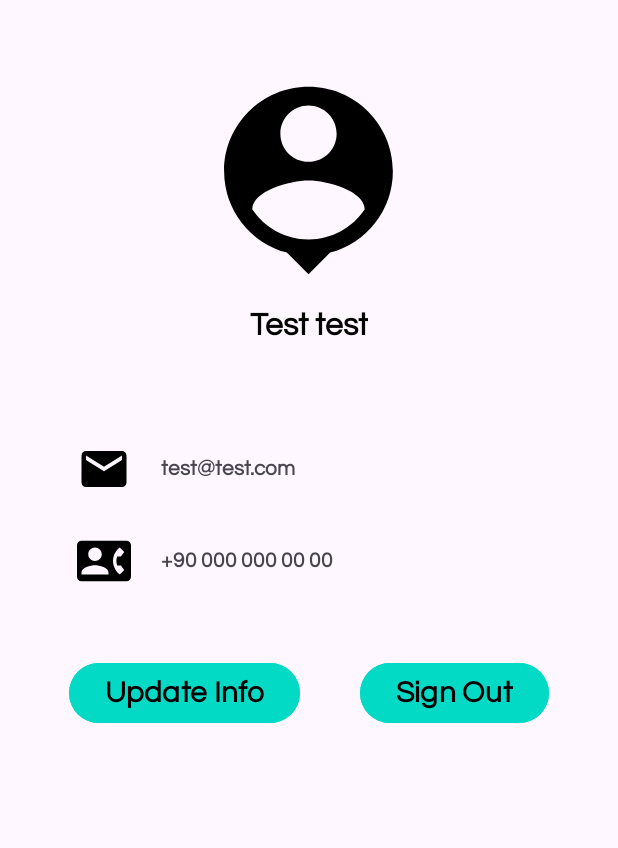
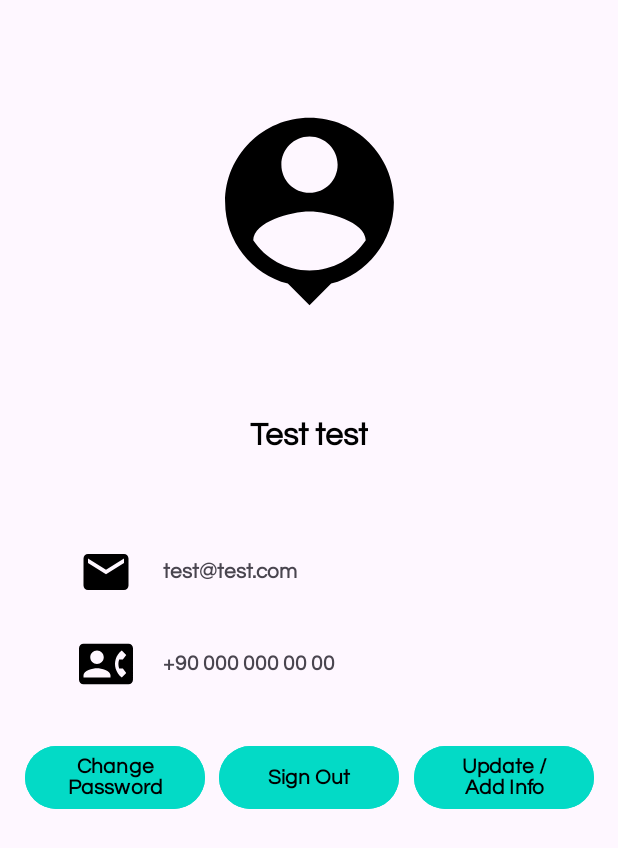
Before and after one commit to emirhanngurel/AndroidMobileAppForStructuralEngineeringDesign, an Android app: the fragment ProfileFragment shown on its own in the app's theme, on a phone screen of 412 x 824 dp. Shown: the top 848 px of the screen. Run offline under Robolectric (Android 15) with nearby library versions, the phone set to English and light mode, and no system bars; our stand-ins replace Firebase (no records; nobody signed in at launch, a user with empty details on screens opened directly).

Commit message:
ui fixes + sign out added

```diff
--- a/app/src/main/AndroidManifest.xml
+++ b/app/src/main/AndroidManifest.xml
@@ -13,7 +13,7 @@
         android:theme="@style/Theme.StairReinforcementCalculator"
         tools:targetApi="31">
         <activity
-            android:name=".MainPage"
+            android:name=".HomePage"
             android:exported="false" />
         <activity
             android:name=".SignUp"
--- a/app/src/main/java/com/gema/stairreinforcement/MainPage.java
+++ b/app/src/main/java/com/gema/stairreinforcement/HomePage.java
@@ -9,11 +9,11 @@ import android.os.Bundle;
 import android.view.View;
 
 import com.gema.stairreinforcement.databinding.ActivityMainPageBinding;
+import com.google.android.material.bottomnavigation.BottomNavigationView;
 import com.google.firebase.auth.FirebaseAuth;
 import com.google.firebase.auth.FirebaseUser;
-import com.google.firebase.auth.UserInfo;
 
-public class MainPage extends AppCompatActivity {
+public class HomePage extends AppCompatActivity {
 
     private FirebaseUser user;
     private FirebaseAuth mAuth;
@@ -23,11 +23,13 @@ public class MainPage extends AppCompatActivity {
     @Override
     protected void onCreate(Bundle savedInstanceState) {
         super.onCreate(savedInstanceState);
+
         binding = ActivityMainPageBinding.inflate(getLayoutInflater());
         View view = binding.getRoot();
         setContentView(view);
         replaceFragment(new HomeFragment());
 
+        binding.bottomNavigationView.getMenu().getItem(1).setChecked(true);
         binding.bottomNavigationView.setOnItemSelectedListener(item -> {
 
             switch(item.getItemId()){
--- a/app/src/main/java/com/gema/stairreinforcement/ProfileFragment.java
+++ b/app/src/main/java/com/gema/stairreinforcement/ProfileFragment.java
@@ -1,5 +1,6 @@
 package com.gema.stairreinforcement;
 
+import android.content.Intent;
 import android.os.Bundle;
 
 import androidx.fragment.app.Fragment;
@@ -7,58 +8,45 @@ import androidx.fragment.app.Fragment;
 import android.view.LayoutInflater;
 import android.view.View;
 import android.view.ViewGroup;
+import android.widget.Button;
+import android.widget.Toast;
 
-/**
- * A simple {@link Fragment} subclass.
- * Use the {@link ProfileFragment#newInstance} factory method to
- * create an instance of this fragment.
- */
+import com.google.firebase.auth.FirebaseAuth;
+
+
 public class ProfileFragment extends Fragment {
 
-    // TODO: Rename parameter arguments, choose names that match
-    // the fragment initialization parameters, e.g. ARG_ITEM_NUMBER
-    private static final String ARG_PARAM1 = "param1";
-    private static final String ARG_PARAM2 = "param2";
 
-    // TODO: Rename and change types of parameters
-    private String mParam1;
-    private String mParam2;
 
     public ProfileFragment() {
         // Required empty public constructor
     }
 
-    /**
-     * Use this factory method to create a new instance of
-     * this fragment using the provided parameters.
-     *
-     * @param param1 Parameter 1.
-     * @param param2 Parameter 2.
-     * @return A new instance of fragment ProfileFragment.
-     */
     // TODO: Rename and change types and number of parameters
-    public static ProfileFragment newInstance(String param1, String param2) {
-        ProfileFragment fragment = new ProfileFragment();
-        Bundle args = new Bundle();
-        args.putString(ARG_PARAM1, param1);
-        args.putString(ARG_PARAM2, param2);
-        fragment.setArguments(args);
-        return fragment;
-    }
 
     @Override
     public void onCreate(Bundle savedInstanceState) {
         super.onCreate(savedInstanceState);
-        if (getArguments() != null) {
-            mParam1 = getArguments().getString(ARG_PARAM1);
-            mParam2 = getArguments().getString(ARG_PARAM2);
-        }
+
+
     }
 
     @Override
     public View onCreateView(LayoutInflater inflater, ViewGroup container,
                              Bundle savedInstanceState) {
-        // Inflate the layout for this fragment
-        return inflater.inflate(R.layout.fragment_profile, container, false);
+
+        View view = inflater.inflate(R.layout.fragment_profile,container,false);
+        Button button = (Button) view.findViewById(R.id.signOutButton);
+        button.setOnClickListener(v -> {
+            FirebaseAuth.getInstance().signOut();
+            Toast.makeText(getActivity(),"Logged out successfully.",Toast.LENGTH_SHORT).show();
+            startActivity(new Intent(getActivity(),SignOn.class));
+            getActivity().finish();
+        });
+
+        return view;
     }
+
+
+
 }
--- a/app/src/main/java/com/gema/stairreinforcement/SignOn.java
+++ b/app/src/main/java/com/gema/stairreinforcement/SignOn.java
@@ -1,13 +1,10 @@
 package com.gema.stairreinforcement;
 
 import androidx.annotation.NonNull;
-import androidx.appcompat.app.AlertDialog;
 import androidx.appcompat.app.AppCompatActivity;
 
 import android.content.Intent;
 import android.os.Bundle;
-import android.os.PatternMatcher;
-import android.util.Patterns;
 import android.view.View;
 import android.widget.EditText;
 import android.widget.Toast;
@@ -47,7 +44,7 @@ public class SignOn extends AppCompatActivity {
                 @Override
                 public void onSuccess(AuthResult authResult) {
                     Toast.makeText(SignOn.this, "Login successful.", Toast.LENGTH_SHORT).show();
-                    startActivity(new Intent(SignOn.this,MainPage.class));
+                    startActivity(new Intent(SignOn.this, HomePage.class));
                     finish();
                 }
             }).addOnFailureListener(new OnFailureListener() {
--- a/app/src/main/res/layout/activity_main_page.xml
+++ b/app/src/main/res/layout/activity_main_page.xml
@@ -4,7 +4,7 @@
     xmlns:tools="http://schemas.android.com/tools"
     android:layout_width="match_parent"
     android:layout_height="match_parent"
-    tools:context=".MainPage">
+    tools:context=".HomePage">
 
     <com.google.android.material.bottomnavigation.BottomNavigationView
         android:id="@+id/bottomNavigationView"
--- a/app/src/main/res/layout/fragment_profile.xml
+++ b/app/src/main/res/layout/fragment_profile.xml
@@ -1,47 +1,108 @@
 <?xml version="1.0" encoding="utf-8"?>
-<LinearLayout xmlns:android="http://schemas.android.com/apk/res/android"
+<androidx.constraintlayout.widget.ConstraintLayout xmlns:android="http://schemas.android.com/apk/res/android"
     xmlns:app="http://schemas.android.com/apk/res-auto"
     xmlns:tools="http://schemas.android.com/tools"
     android:layout_width="match_parent"
     android:layout_height="match_parent"
-    tools:context=".ProfileFragment"
-    android:orientation="vertical">
+    android:orientation="vertical"
+    tools:context=".ProfileFragment">
 
-    <RelativeLayout
-        android:layout_width="match_parent"
-        android:layout_height="249dp">
+    <TextView
+        android:id="@+id/textView4"
+        android:layout_width="wrap_content"
+        android:layout_height="wrap_content"
+        android:layout_gravity="center_horizontal"
+        android:fontFamily="@font/questrial"
+        android:text="Test test"
+        android:textColor="#000"
+        android:textSize="21sp"
+        android:textStyle="bold"
+        app:layout_constraintBottom_toTopOf="@+id/linearLayout5"
+        app:layout_constraintEnd_toEndOf="parent"
+        app:layout_constraintStart_toStartOf="parent"
+        app:layout_constraintTop_toBottomOf="@+id/imageView3" />
 
-        <LinearLayout
-            android:layout_width="match_parent"
-            android:layout_height="350dp"
-            android:orientation="vertical">
+    <ImageView
+        android:id="@+id/imageView3"
+        android:layout_width="150dp"
+        android:layout_height="150dp"
+        android:layout_gravity="center_horizontal"
+        android:src="@drawable/baseline_person_pin_24"
+        app:layout_constraintBottom_toTopOf="@+id/linearLayout5"
+        app:layout_constraintEnd_toEndOf="parent"
+        app:layout_constraintStart_toStartOf="parent"
+        app:layout_constraintTop_toTopOf="parent"
+        app:layout_constraintVertical_bias="0.309" />
 
-            <ImageView
-                android:layout_width="150dp"
-                android:layout_height="150dp"
-                android:layout_gravity="center_horizontal"
-                android:layout_marginTop="45dp"
-                android:src="@drawable/baseline_person_pin_24" />
+    <Button
+        android:id="@+id/button4"
+        android:layout_width="120dp"
+        android:layout_height="50dp"
+        android:layout_gravity="center|center_horizontal|center_vertical"
+        android:layout_weight="1"
+        android:backgroundTint="@color/design_default_color_secondary"
+        android:fontFamily="@font/questrial"
+        android:gravity="center"
+        android:onClick="updateInfo"
+        android:text="Update / Add Info"
+        android:textAlignment="center"
+        android:textColor="@color/black"
+        android:textSize="14sp"
+        android:textStyle="bold"
+        app:layout_constraintBottom_toBottomOf="parent"
+        app:layout_constraintEnd_toEndOf="parent"
+        app:layout_constraintHorizontal_bias="0.384"
+        app:layout_constraintStart_toEndOf="@+id/signOutButton"
+        app:layout_constraintTop_toTopOf="parent"
+        app:layout_constraintVertical_bias="0.637" />
 
-            <TextView
-                android:layout_width="wrap_content"
-                android:layout_height="wrap_content"
-                android:layout_gravity="center_horizontal"
-                android:layout_marginTop="10dp"
-                android:fontFamily="@font/questrial"
-                android:text="Test test"
-                android:textColor="#000"
-                android:textSize="21sp"
-                android:textStyle="bold" />
-        </LinearLayout>
-    </RelativeLayout>
+    <Button
+        android:id="@+id/signOutButton"
+        android:layout_width="120dp"
+        android:layout_height="50dp"
+        android:layout_weight="1"
+        android:backgroundTint="@color/design_default_color_secondary"
+        android:fontFamily="@font/questrial"
+        android:text="Sign Out"
+        android:textColor="@color/black"
+        android:textSize="14sp"
+        android:textStyle="bold"
+        app:layout_constraintBottom_toBottomOf="parent"
+        app:layout_constraintEnd_toEndOf="parent"
+        app:layout_constraintStart_toStartOf="parent"
+        app:layout_constraintTop_toTopOf="parent"
+        app:layout_constraintVertical_bias="0.637" />
+
+    <Button
+        android:id="@+id/button6"
+        android:layout_width="120dp"
+        android:layout_height="50dp"
+        android:layout_weight="1"
+        android:backgroundTint="@color/design_default_color_secondary"
+        android:fontFamily="@font/questrial"
+        android:onClick="ChangePassword"
+        android:text="Change Password"
+        android:textColor="@color/black"
+        android:textSize="14sp"
+        android:textStyle="bold"
+        app:layout_constraintBottom_toBottomOf="parent"
+        app:layout_constraintEnd_toStartOf="@+id/signOutButton"
+        app:layout_constraintHorizontal_bias="0.64"
+        app:layout_constraintStart_toStartOf="parent"
+        app:layout_constraintTop_toTopOf="parent"
+        app:layout_constraintVertical_bias="0.637" />
 
     <LinearLayout
-        android:layout_width="360dp"
-        android:layout_height="143dp"
-        android:layout_gravity="center"
-        android:layout_marginTop="45dp"
-        android:orientation="vertical">
+        android:id="@+id/linearLayout5"
+        android:layout_width="357dp"
+        android:layout_height="121dp"
+        android:layout_marginTop="248dp"
+        android:orientation="vertical"
+        app:layout_constraintBottom_toTopOf="@+id/signOutButton"
+        app:layout_constraintEnd_toEndOf="parent"
+        app:layout_constraintStart_toStartOf="parent"
+        app:layout_constraintTop_toTopOf="parent"
+        app:layout_constraintVertical_bias="0.928">
 
         <LinearLayout
             android:layout_width="match_parent"
@@ -87,42 +148,5 @@
         </LinearLayout>
     </LinearLayout>
 
-    <LinearLayout
-        android:layout_width="wrap_content"
-        android:layout_height="wrap_content"
-        android:layout_gravity="center"
-        android:gravity="center"
-        android:orientation="horizontal">
 
-        <Button
-            android:id="@+id/button4"
-            android:layout_width="wrap_content"
-            android:layout_height="wrap_content"
-            android:layout_gravity="center|center_horizontal|center_vertical"
-            android:layout_marginRight="40dp"
-            android:layout_weight="1"
-            android:fontFamily="@font/questrial"
-            android:gravity="center"
-            android:text="Update Info"
-            android:textSize="20sp"
-            android:backgroundTint="@color/design_default_color_secondary"
-            android:textStyle="bold"
-            android:textColor="@color/black" />
-
-        <Button
-            android:id="@+id/button5"
-            android:layout_width="wrap_content"
-            android:layout_height="wrap_content"
-            android:layout_weight="1"
-            android:backgroundTint="@color/design_default_color_secondary"
-            android:fontFamily="@font/questrial"
-            android:onClick="signout"
-            android:text="Sign Out"
-            android:textColor="@color/black"
-            android:textSize="20sp"
-            android:textStyle="bold" />
-
-    </LinearLayout>
-
-
-</LinearLayout>
+</androidx.constraintlayout.widget.ConstraintLayout>
```
Also changed, not shown: app/src/main/java/com/gema/stairreinforcement/ChangePassword.java (added, +64 -0 lines), app/src/main/java/com/gema/stairreinforcement/UpdateInfo.java (added, +64 -0 lines), app/src/main/res/layout/fragment_change_password.xml (added, +14 -0 lines), app/src/main/res/layout/fragment_update_info.xml (added, +14 -0 lines).
